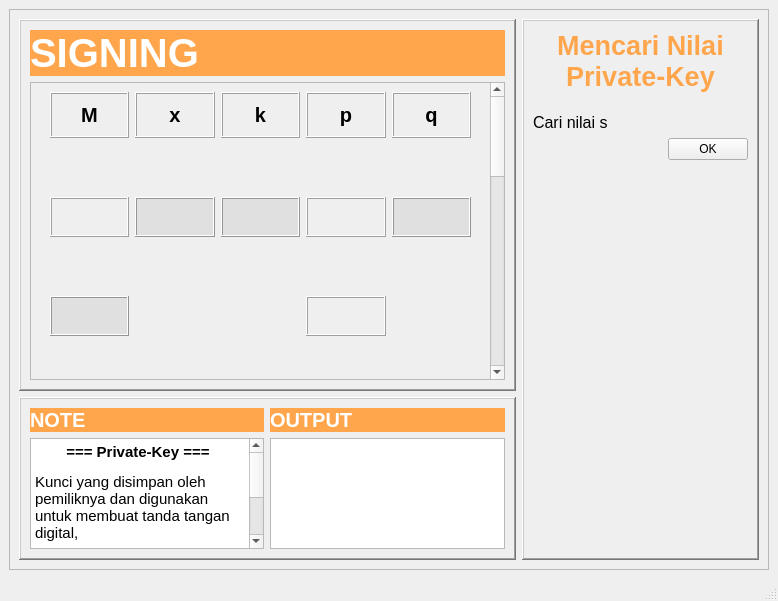
Above: Ketujuh.ui from Rufaidah/Visualization-of-the-Digital-Signature-Process before the change. Below: the same form after it.
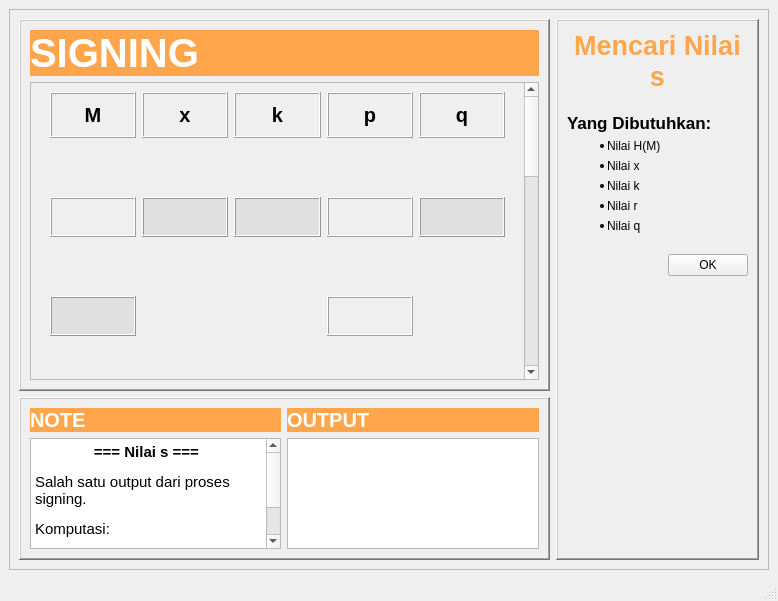
That is the form after the change.

```diff
--- a/Ketujuh.ui
+++ b/Ketujuh.ui
@@ -73,7 +73,7 @@
                     <rect>
                      <x>0</x>
                      <y>0</y>
-                     <width>456</width>
+                     <width>481</width>
                      <height>1027</height>
                     </rect>
                    </property>
@@ -3027,8 +3027,8 @@
 &lt;html&gt;&lt;head&gt;&lt;meta name=&quot;qrichtext&quot; content=&quot;1&quot; /&gt;&lt;style type=&quot;text/css&quot;&gt;
 p, li { white-space: pre-wrap; }
 &lt;/style&gt;&lt;/head&gt;&lt;body style=&quot; font-family:'Ubuntu'; font-size:11pt; font-weight:400; font-style:normal;&quot;&gt;
-&lt;p align=&quot;center&quot; style=&quot; margin-top:12px; margin-bottom:12px; margin-left:0px; margin-right:0px; -qt-block-indent:0; text-indent:0px;&quot;&gt;&lt;span style=&quot; font-weight:600;&quot;&gt;=== Private-Key === &lt;/span&gt;&lt;/p&gt;
-&lt;p style=&quot; margin-top:12px; margin-bottom:12px; margin-left:0px; margin-right:0px; -qt-block-indent:0; text-indent:0px;&quot;&gt;Kunci yang disimpan oleh pemiliknya dan digunakan untuk membuat tanda tangan digital,&lt;/p&gt;
+&lt;p align=&quot;center&quot; style=&quot; margin-top:12px; margin-bottom:12px; margin-left:0px; margin-right:0px; -qt-block-indent:0; text-indent:0px;&quot;&gt;&lt;span style=&quot; font-weight:600;&quot;&gt;=== Nilai s === &lt;/span&gt;&lt;/p&gt;
+&lt;p style=&quot; margin-top:12px; margin-bottom:12px; margin-left:0px; margin-right:0px; -qt-block-indent:0; text-indent:0px;&quot;&gt;Salah satu output dari proses signing.&lt;/p&gt;
 &lt;p style=&quot; margin-top:12px; margin-bottom:12px; margin-left:0px; margin-right:0px; -qt-block-indent:0; text-indent:0px;&quot;&gt;Komputasi: &lt;/p&gt;
 &lt;p style=&quot; margin-top:12px; margin-bottom:12px; margin-left:0px; margin-right:0px; -qt-block-indent:0; text-indent:0px;&quot;&gt;&lt;span style=&quot; font-weight:600;&quot;&gt;s = (k^-1 (H(M) + xr)) mod q&lt;/span&gt;&lt;/p&gt;
 &lt;p style=&quot;-qt-paragraph-type:empty; margin-top:12px; margin-bottom:12px; margin-left:0px; margin-right:0px; -qt-block-indent:0; text-indent:0px;&quot;&gt;&lt;br /&gt;&lt;/p&gt;&lt;/body&gt;&lt;/html&gt;</string>
@@ -3104,7 +3104,7 @@
                  <string notr="true">color: rgb(255, 166, 77);</string>
                 </property>
                 <property name="text">
-                 <string>Mencari Nilai Private-Key</string>
+                 <string>Mencari Nilai s</string>
                 </property>
                 <property name="alignment">
                  <set>Qt::AlignCenter</set>
@@ -3118,24 +3118,72 @@
                </widget>
               </item>
               <item>
-               <layout class="QVBoxLayout" name="verticalLayout_6">
+               <layout class="QVBoxLayout" name="verticalLayout_8">
+                <property name="leftMargin">
+                 <number>0</number>
+                </property>
                 <property name="topMargin">
                  <number>15</number>
                 </property>
+                <property name="rightMargin">
+                 <number>0</number>
+                </property>
                 <item>
                  <widget class="QLabel" name="label_5">
                   <property name="font">
                    <font>
-                    <pointsize>12</pointsize>
+                    <pointsize>13</pointsize>
+                    <weight>75</weight>
+                    <bold>true</bold>
                    </font>
                   </property>
                   <property name="text">
-                   <string>Cari nilai s</string>
+                   <string>Yang Dibutuhkan:</string>
                   </property>
                  </widget>
+                </item>
+                <item>
+                 <widget class="QLabel" name="label">
+                  <property name="text">
+                   <string>&lt;html&gt;&lt;head/&gt;&lt;body&gt;&lt;ul style=&quot;margin-top: 0px; margin-bottom: 0px; margin-left: 0px; margin-right: 0px; -qt-list-indent: 1;&quot;&gt;&lt;li style=&quot; margin-top:12px; margin-bottom:12px; margin-left:0px; margin-right:0px; -qt-block-indent:0; text-indent:0px;&quot;&gt;Nilai H(M)&lt;/li&gt;&lt;/ul&gt;&lt;/body&gt;&lt;/html&gt;</string>
+                  </property>
+                 </widget>
+                </item>
+                <item>
+                 <widget class="QLabel" name="label_33">
+                  <property name="text">
+                   <string>&lt;html&gt;&lt;head/&gt;&lt;body&gt;&lt;ul style=&quot;margin-top: 0px; margin-bottom: 0px; margin-left: 0px; margin-right: 0px; -qt-list-indent: 1;&quot;&gt;&lt;li style=&quot; margin-top:12px; margin-bottom:12px; margin-left:0px; margin-right:0px; -qt-block-indent:0; text-indent:0px;&quot;&gt;Nilai x&lt;/li&gt;&lt;/ul&gt;&lt;/body&gt;&lt;/html&gt;</string>
+                  </property>
+                 </widget>
+                </item>
+                <item>
+                 <widget class="QLabel" name="label_31">
+                  <property name="text">
+                   <string>&lt;html&gt;&lt;head/&gt;&lt;body&gt;&lt;ul style=&quot;margin-top: 0px; margin-bottom: 0px; margin-left: 0px; margin-right: 0px; -qt-list-indent: 1;&quot;&gt;&lt;li style=&quot; margin-top:12px; margin-bottom:12px; margin-left:0px; margin-right:0px; -qt-block-indent:0; text-indent:0px;&quot;&gt;Nilai k&lt;/li&gt;&lt;/ul&gt;&lt;/body&gt;&lt;/html&gt;</string>
+                  </property>
+                 </widget>
+                </item>
+                <item>
+                 <widget class="QLabel" name="label_32">
+                  <property name="text">
+                   <string>&lt;html&gt;&lt;head/&gt;&lt;body&gt;&lt;ul style=&quot;margin-top: 0px; margin-bottom: 0px; margin-left: 0px; margin-right: 0px; -qt-list-indent: 1;&quot;&gt;&lt;li style=&quot; margin-top:12px; margin-bottom:12px; margin-left:0px; margin-right:0px; -qt-block-indent:0; text-indent:0px;&quot;&gt;Nilai r&lt;/li&gt;&lt;/ul&gt;&lt;/body&gt;&lt;/html&gt;</string>
+                  </property>
+                 </widget>
+                </item>
+                <item>
+                 <widget class="QLabel" name="label_34">
+                  <property name="text">
+                   <string>&lt;html&gt;&lt;head/&gt;&lt;body&gt;&lt;ul style=&quot;margin-top: 0px; margin-bottom: 0px; margin-left: 0px; margin-right: 0px; -qt-list-indent: 1;&quot;&gt;&lt;li style=&quot; margin-top:12px; margin-bottom:12px; margin-left:0px; margin-right:0px; -qt-block-indent:0; text-indent:0px;&quot;&gt;Nilai q&lt;/li&gt;&lt;/ul&gt;&lt;/body&gt;&lt;/html&gt;</string>
+                  </property>
+                 </widget>
+                </item>
+               </layout>
                 </item>
                 <item>
                  <layout class="QHBoxLayout" name="horizontalLayout_2">
+                <property name="topMargin">
+                 <number>15</number>
+                </property>
                   <item>
                    <spacer name="horizontalSpacer">
                     <property name="orientation">
@@ -3167,8 +3215,6 @@
                      <string>OK</string>
                     </property>
                    </widget>
-                  </item>
-                 </layout>
                 </item>
                </layout>
               </item>
```
Left out of the diff: 2 changed lines with no effect on the pictures. Lines whose indentation alone changed are shown as unchanged.
